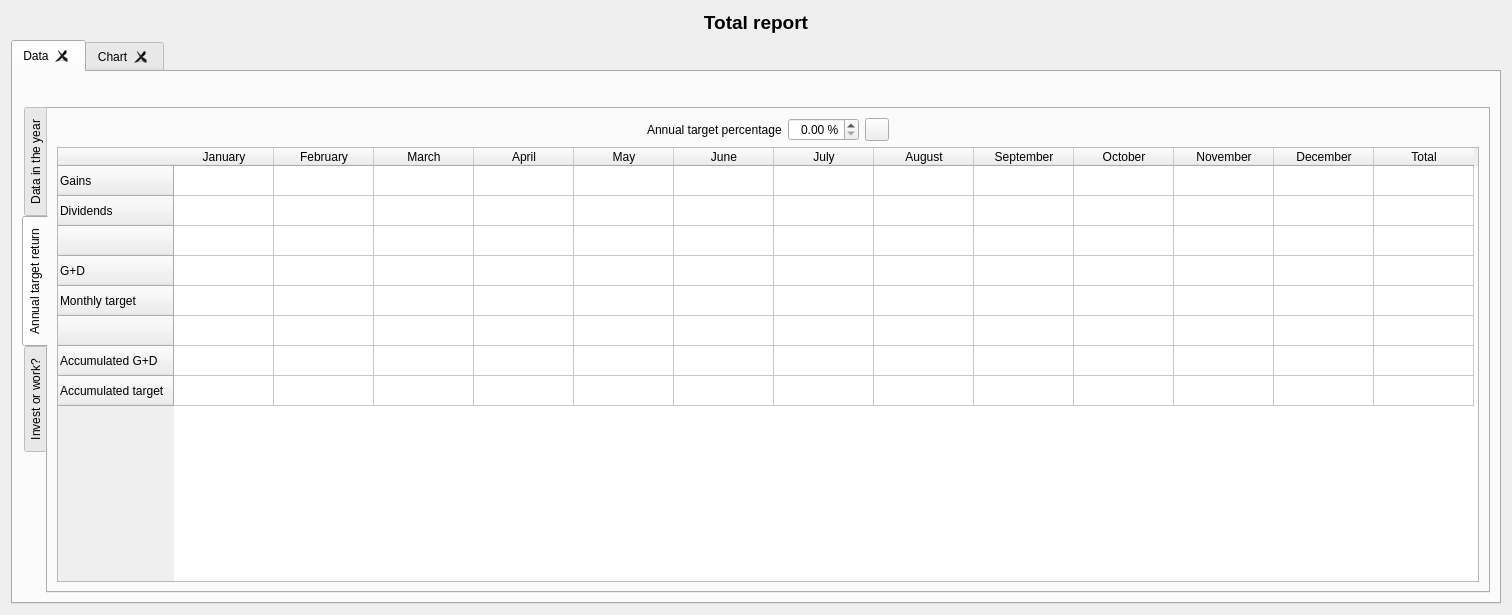
Above: ui/wdgTotal.ui from turulomio/xulpymoney before the change. Below: the same form after it.
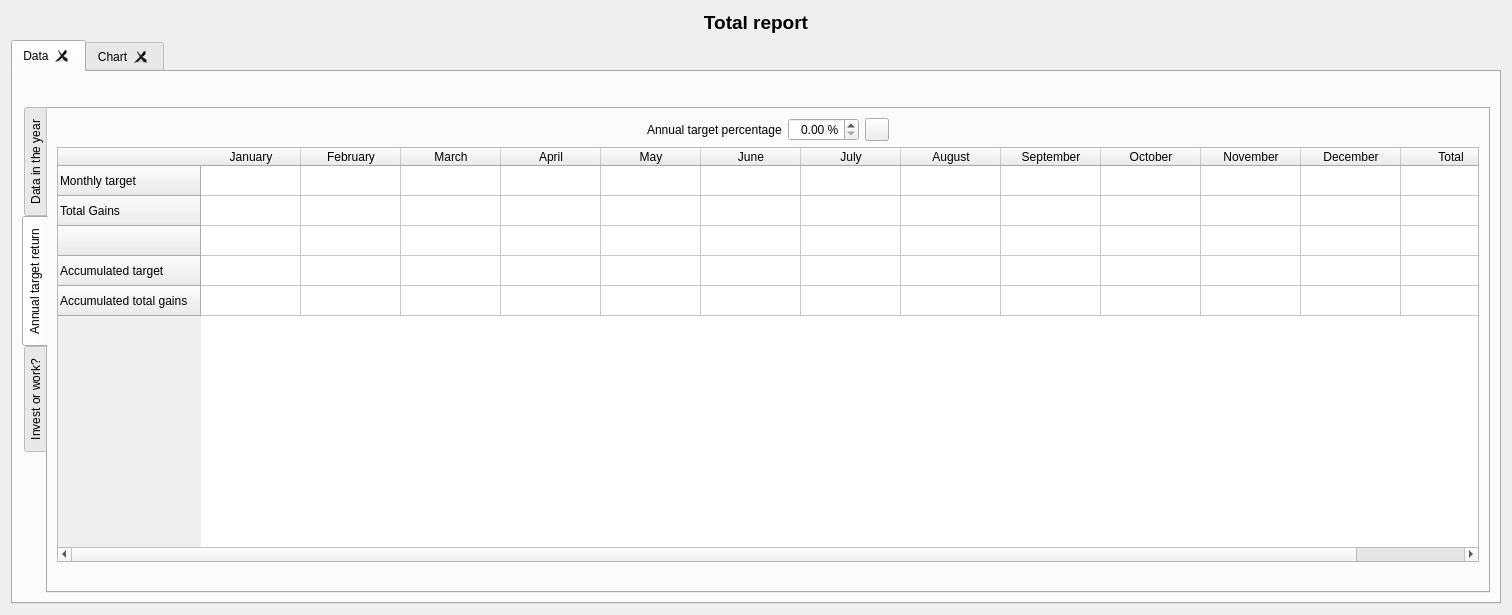
That is the form after the change. The open tabs and pages were chosen to show the change. Icons and pictures are not drawn. Custom widgets are drawn as their Qt base class.

Commit message: Improved target report

```diff
--- a/ui/wdgTotal.ui
+++ b/ui/wdgTotal.ui
@@ -349,26 +349,6 @@
                    <property name="sortingEnabled">
                     <bool>false</bool>
                    </property>
-                   <row>
-                    <property name="text">
-                     <string>Gains</string>
-                    </property>
-                   </row>
-                   <row>
-                    <property name="text">
-                     <string>Dividends</string>
-                    </property>
-                   </row>
-                   <row>
-                    <property name="text">
-                     <string/>
-                    </property>
-                   </row>
-                   <row>
-                    <property name="text">
-                     <string>G+D</string>
-                    </property>
-                   </row>
                    <row>
                     <property name="text">
                      <string>Monthly target</string>
@@ -376,12 +356,12 @@
                    </row>
                    <row>
                     <property name="text">
-                     <string/>
+                     <string>Total Gains</string>
                     </property>
                    </row>
                    <row>
                     <property name="text">
-                     <string>Accumulated G+D</string>
+                     <string/>
                     </property>
                    </row>
                    <row>
@@ -389,6 +369,11 @@
                      <string>Accumulated target</string>
                     </property>
                    </row>
+                   <row>
+                    <property name="text">
+                     <string>Accumulated total gains</string>
+                    </property>
+                   </row>
                    <column>
                     <property name="text">
                      <string>January</string>
@@ -456,6 +441,19 @@
                    </column>
                   </widget>
                  </item>
+                 <item>
+                  <widget class="QLabel" name="lblTargets">
+                   <property name="font">
+                    <font>
+                     <weight>75</weight>
+                     <bold>true</bold>
+                    </font>
+                   </property>
+                   <property name="alignment">
+                    <set>Qt::AlignCenter</set>
+                   </property>
+                  </widget>
+                 </item>
                 </layout>
                </item>
               </layout>
```
Left out of the diff: 2 changed lines with no effect on the pictures. The commit also changes 8 other files.
